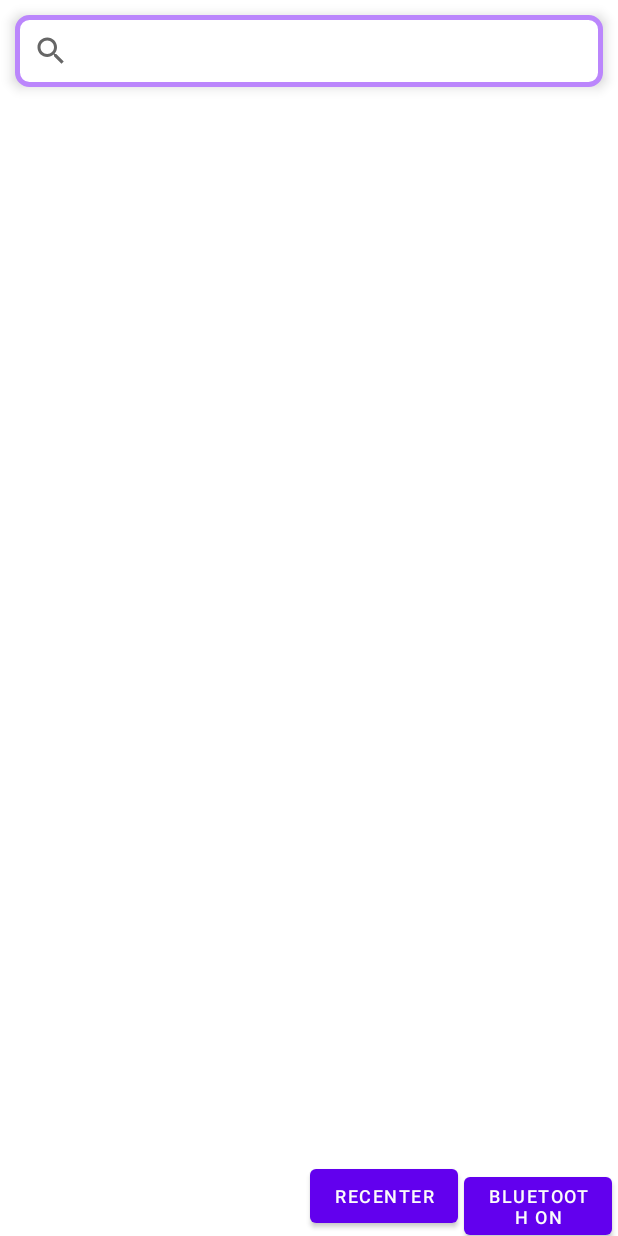
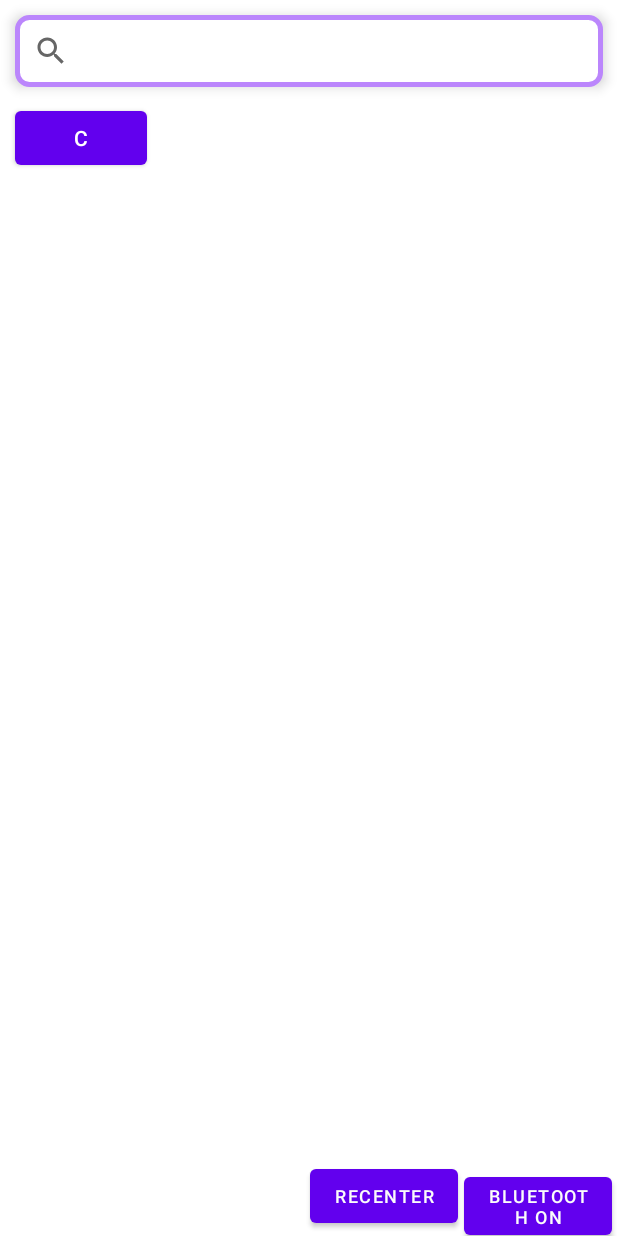
Before and after one commit to KushanChamindu/IndoorRouteFinder, an Android app: the screen it shows after launch (MainActivity), on a phone screen of 412 x 824 dp. Run offline under Robolectric (Android 15) with nearby library versions, the phone set to English and light mode, and no system bars; libraries missing offline, so code that uses them is left out: com.mapbox.mapboxsdk; plain views replace MapView; 5 statements that could not run were skipped.

Commit message:
minor change

```diff
--- a/app/src/main/res/layout/activity_main.xml
+++ b/app/src/main/res/layout/activity_main.xml
@@ -11,6 +11,10 @@
         android:id="@+id/mapView"
         android:layout_width="match_parent"
         android:layout_height="match_parent">
+        <LinearLayout
+            android:layout_width="match_parent"
+            android:layout_height="wrap_content"
+            android:orientation="vertical">
             <androidx.appcompat.widget.SearchView
                 android:id="@+id/search_view"
                 android:layout_width="match_parent"
@@ -19,6 +23,13 @@
                 android:elevation="5dp"
                 android:background="@drawable/bg_round"
                 />
+            <Button
+                android:layout_width="wrap_content"
+                android:layout_height="wrap_content"
+                android:layout_marginLeft="10dp"
+                android:text="C"/>
+        </LinearLayout>
+
         <LinearLayout
             android:id="@+id/floor_level_buttons"
             android:layout_width="match_parent"
```
Lines whose indentation alone changed are shown as unchanged.
